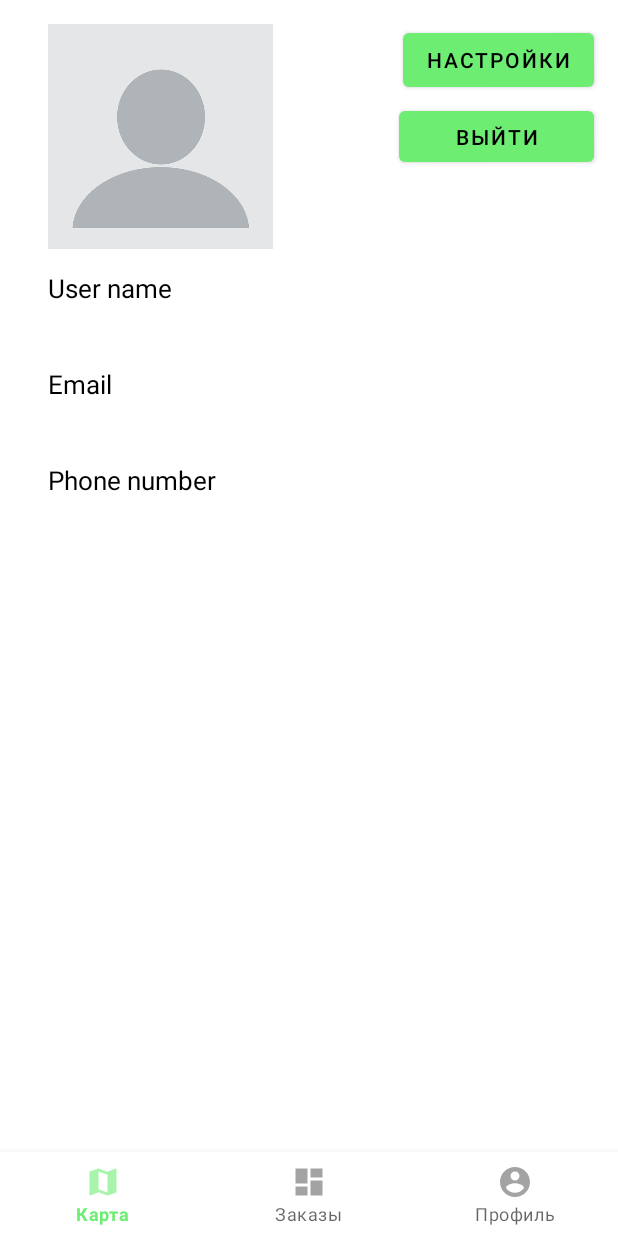
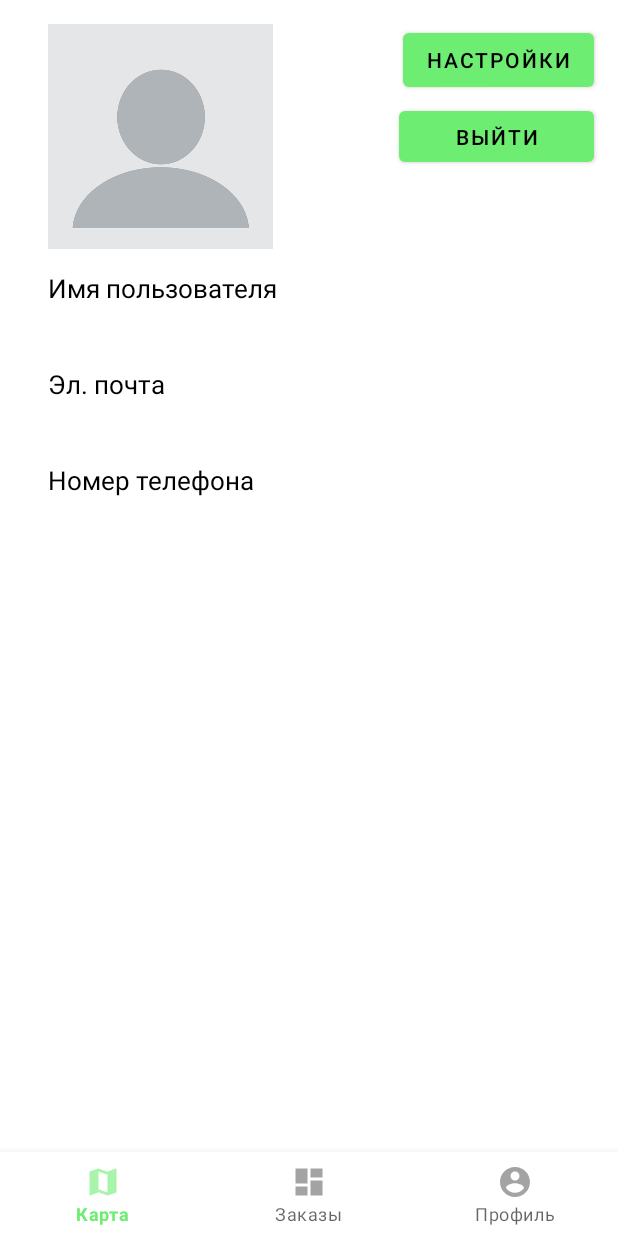
Before and after one commit to ShmerlingMax/Garbage, an Android app: the fragment ProfileActivity placed in its activity, on a phone screen of 412 x 824 dp. Run offline under Robolectric (Android 15) with nearby library versions, the phone set to English and light mode, and no system bars; our stand-ins replace Firebase (no records; nobody signed in at launch, a user with empty details on screens opened directly), navigation-ui; 5 statements that could not run were skipped.

Commit message:
Revert user info strings back to Russian

```diff
--- a/Garbage_Kings/app/src/main/res/values/strings.xml
+++ b/Garbage_Kings/app/src/main/res/values/strings.xml
@@ -65,9 +65,9 @@
 
     <!-- Profile performance -->
     <string name="password_change">Изменить пароль</string>
-    <string name="phoneNumber">Phone number</string>
-    <string name="email">Email</string>
-    <string name="userName">User name</string>
+    <string name="userName">Имя пользователя</string>
+    <string name="email">Эл. почта</string>
+    <string name="phoneNumber">Номер телефона</string>
     <string name="email_change">Изменить почту</string>
     <string name="name_change">Изменить имя</string>
     <string name="last_name_change">Изменить фамилию</string>
```
